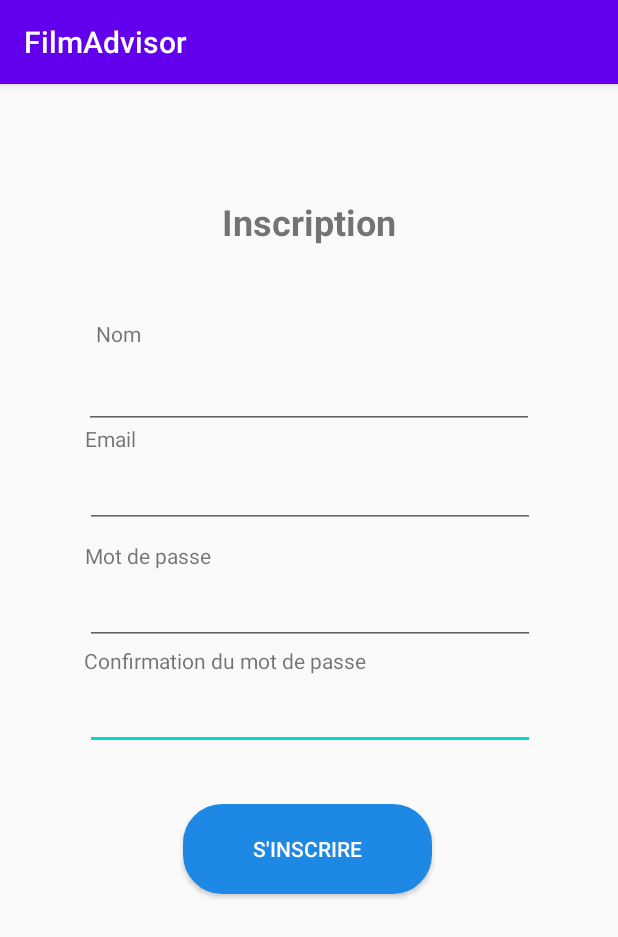
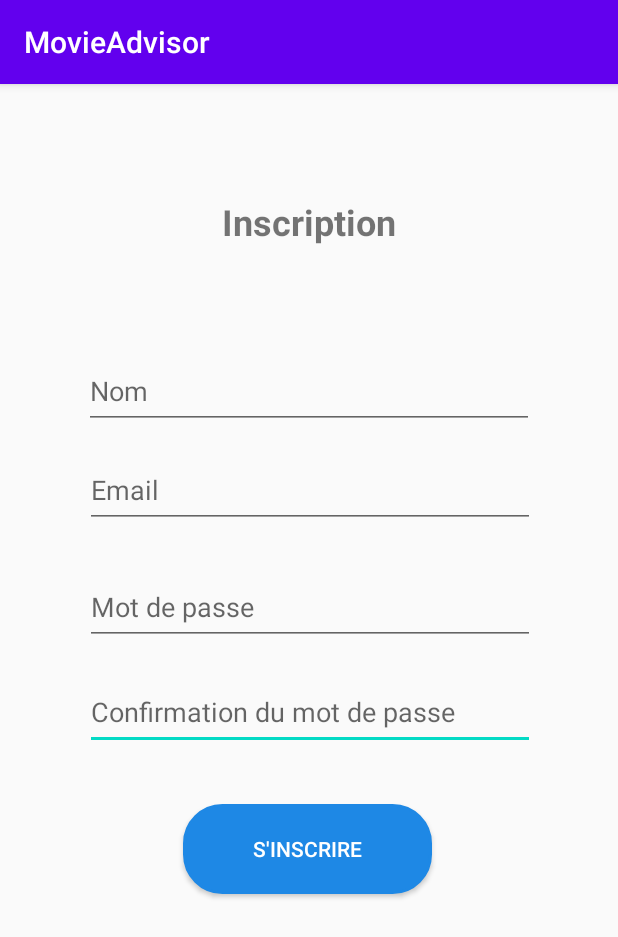
Before and after one commit to stephane-aze/MovieAdvisor, an Android app: the RegisterActivity screen opened directly, with no data from a screen before it, on a phone screen of 412 x 824 dp. Shown: the top 937 px of the screen. Run offline under Robolectric (Android 15) with nearby library versions, the phone set to English and light mode, and no system bars.

```diff
--- a/app/build.gradle
+++ b/app/build.gradle
@@ -49,6 +49,11 @@ dependencies {
     implementation 'com.facebook.android:facebook-android-sdk:5.15.3'
     //Google
     implementation 'com.google.android.gms:play-services-auth:18.0.0'
+    //RxJava
+    //implementation 'com.jakewharton.rxbinding3:rxbinding:3.1.0'
+    implementation 'io.reactivex.rxjava3:rxandroid:3.0.0'
+    //implementation 'com.jakewharton.rxbinding3:rxbinding-material:3.0.0'
+    implementation 'io.reactivex.rxjava3:rxjava:3.0.0'
     //Room
     /*implementation "androidx.room:room-ktx:$roomVersion"
     kapt "androidx.room:room-compiler:$roomVersion"
--- a/app/src/main/AndroidManifest.xml
+++ b/app/src/main/AndroidManifest.xml
@@ -4,7 +4,7 @@
     <uses-permission android:name="android.permission.INTERNET" />
 
     <application
-        android:name=".FilmAdvisor"
+        android:name=".MovieAdvisor"
         android:allowBackup="true"
         android:icon="@mipmap/ic_launcher"
         android:label="@string/app_name"
--- a/app/src/main/java/com/masterAljAAR/films/FilmAdvisor.kt
+++ b/app/src/main/java/com/masterAljAAR/films/MovieAdvisor.kt
@@ -3,7 +3,7 @@ import android.app.Application
 import com.facebook.FacebookSdk
 import com.facebook.appevents.AppEventsLogger
 
-class FilmAdvisor: Application() {
+class MovieAdvisor: Application() {
 
     override fun onCreate() {
         super.onCreate()
--- a/app/src/main/res/layout/activity_register.xml
+++ b/app/src/main/res/layout/activity_register.xml
@@ -4,7 +4,8 @@
     xmlns:tools="http://schemas.android.com/tools"
     android:layout_width="match_parent"
     android:layout_height="match_parent"
-    tools:context=".RegisterActivity">
+    tools:context=".RegisterActivity"
+    >
 
     <Button
         android:id="@+id/register"
@@ -20,23 +21,6 @@
         app:layout_constraintStart_toStartOf="parent"
         app:layout_constraintTop_toBottomOf="@+id/repeat" />
 
-    <TextView
-        android:id="@+id/RegisterUsername"
-        android:layout_width="wrap_content"
-        android:layout_height="wrap_content"
-        android:layout_marginStart="64dp"
-        android:layout_marginBottom="4dp"
-        android:text="@string/username"
-        app:layout_constraintBottom_toTopOf="@+id/registerName"
-        app:layout_constraintStart_toStartOf="parent" />
-
-    <TextView
-        android:id="@+id/labelPassword"
-        android:layout_width="wrap_content"
-        android:layout_height="wrap_content"
-        android:text="@string/mot_de_passe"
-        app:layout_constraintBottom_toTopOf="@+id/RegisterPassword"
-        app:layout_constraintStart_toStartOf="@+id/RegisterPassword" />
 
     <EditText
         android:id="@+id/repeat"
@@ -45,6 +29,7 @@
         android:layout_marginTop="20dp"
         android:autofillHints=""
         android:ems="10"
+        android:hint="@string/repeat_password"
         android:inputType="textPersonName"
         app:layout_constraintEnd_toEndOf="parent"
         app:layout_constraintHorizontal_bias="0.504"
@@ -59,6 +44,7 @@
         android:layout_marginTop="72dp"
         android:layout_marginEnd="55dp"
         android:autofillHints=""
+        android:hint="@string/username"
         android:ems="10"
         android:inputType="textPersonName"
         app:layout_constraintEnd_toEndOf="parent"
@@ -75,28 +61,13 @@
         android:layout_marginEnd="50dp"
         android:autofillHints=""
         android:ems="10"
+        android:hint="@string/password"
         android:inputType="textPassword"
         app:layout_constraintEnd_toEndOf="parent"
         app:layout_constraintHorizontal_bias="0.545"
         app:layout_constraintStart_toStartOf="parent"
         app:layout_constraintTop_toBottomOf="@+id/RegisterEmail" />
 
-    <TextView
-        android:id="@+id/labelForEmail"
-        android:layout_width="wrap_content"
-        android:layout_height="wrap_content"
-        android:text="@string/email"
-        app:layout_constraintBottom_toTopOf="@+id/RegisterEmail"
-        app:layout_constraintStart_toStartOf="@+id/RegisterEmail" />
-
-    <TextView
-        android:id="@+id/labelRepeat"
-        android:layout_width="wrap_content"
-        android:layout_height="wrap_content"
-        android:layout_marginStart="56dp"
-        android:text="@string/repeat_password"
-        app:layout_constraintBottom_toTopOf="@+id/repeat"
-        app:layout_constraintStart_toStartOf="parent" />
 
     <TextView
         android:id="@+id/title"
@@ -119,6 +90,7 @@
         android:layout_marginEnd="50dp"
         android:autofillHints=""
         android:ems="10"
+        android:hint="@string/email"
         android:inputType="textEmailAddress"
         app:layout_constraintEnd_toEndOf="parent"
         app:layout_constraintHorizontal_bias="0.545"
--- a/app/src/main/res/values/strings.xml
+++ b/app/src/main/res/values/strings.xml
@@ -1,10 +1,10 @@
 <resources>
-    <string name="app_name">FilmAdvisor</string>
-    <string name="intro">Bienvenue dans FilmAdvisor</string>
+    <string name="app_name">MovieAdvisor</string>
+    <string name="intro">Bienvenue dans MovieAdvisor</string>
     <string name="login">Se connecter</string>
     <string name="d_connexion">Déconnexion</string>
     <string name="register">S\'inscrire</string>
-    <string name="mot_de_passe">Mot de passe</string>
+    <string name="password">Mot de passe</string>
     <string name="email">Email</string>
     <string name="connexion">Connexion</string>
     <string name="login_with">Se connecter avec</string>
@@ -22,4 +22,5 @@
     <string name="profiles">Profil</string>
     <string name="repeat_password">Confirmation du mot de passe</string>
     <string name="username">Nom</string>
+    <string name="google_login">Se connecter avec google</string>
 </resources>
--- a/build.gradle
+++ b/build.gradle
@@ -9,7 +9,7 @@ buildscript {
 
     }
     dependencies {
-        classpath 'com.android.tools.build:gradle:3.6.1'
+        classpath 'com.android.tools.build:gradle:3.6.2'
         classpath "org.jetbrains.kotlin:kotlin-gradle-plugin:$kotlin_version"
         classpath 'com.google.gms:google-services:4.3.3'
 
```
Also changed, not shown: app/src/main/java/com/masterAljAAR/films/HomeActivity.kt (+45 -6 lines), app/src/main/java/com/masterAljAAR/films/LoginActivity.kt (+10 -10 lines), app/src/main/java/com/masterAljAAR/films/MainActivity.kt (+5 -4 lines), app/src/main/java/com/masterAljAAR/films/PreferenceHelper.kt (+9 -0 lines), app/src/main/java/com/masterAljAAR/films/ProfilesFragment.kt (added, +26 -0 lines), app/src/main/res/layout/activity_home.xml (+15 -4 lines), app/src/main/res/layout/activity_login.xml (+2 -23 lines), app/src/main/res/layout/profiles_view.xml (added, +62 -0 lines).
